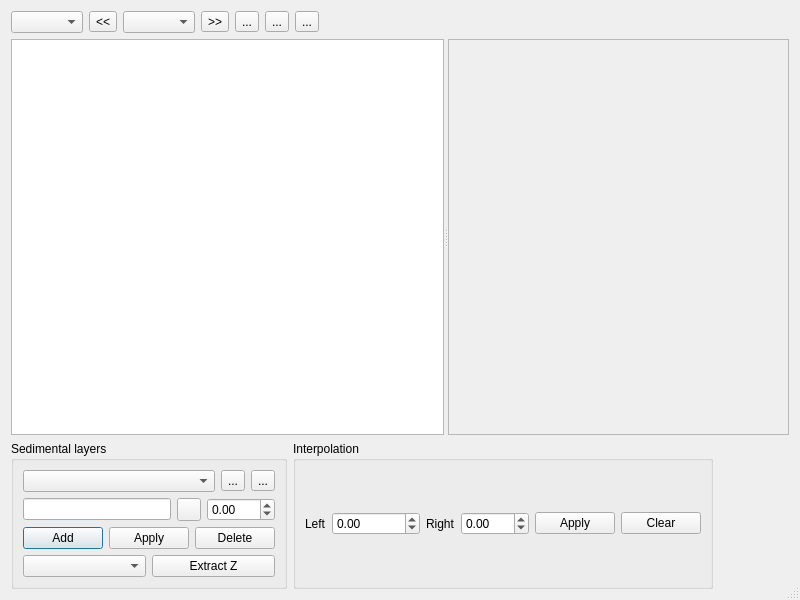
First picture: the form in PreCourlis/ui/profile_dialog_base.ui, repository nixsosx2032/PreCourlis, before the edit.
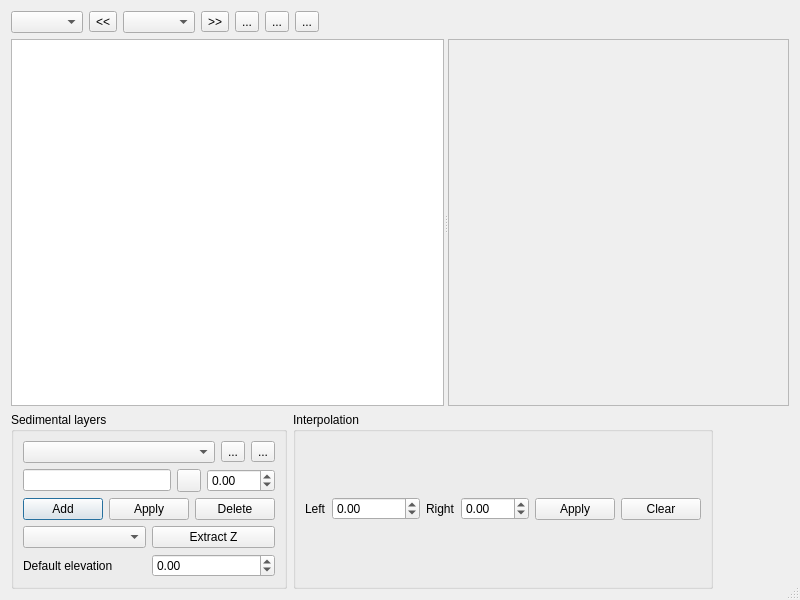
Second picture: the form after the edit. Custom widgets are drawn as their Qt base class.

Commit message: Add default elevation for the profile viewer

What changed in the file:
```diff
--- a/PreCourlis/ui/profile_dialog_base.ui
+++ b/PreCourlis/ui/profile_dialog_base.ui
@@ -314,6 +314,36 @@
           </item>
          </layout>
         </item>
+        <item>
+         <layout class="QHBoxLayout" name="horizontalLayout_6">
+          <item>
+           <widget class="QLabel" name="defaultElevationLabel">
+            <property name="text">
+             <string>Default elevation</string>
+            </property>
+           </widget>
+          </item>
+          <item>
+           <widget class="QgsDoubleSpinBox" name="defaultElevationQgsDoubleSpinBox">
+            <property name="minimum">
+             <double>-999999.000000000000000</double>
+            </property>
+            <property name="maximum">
+             <double>999999.000000000000000</double>
+            </property>
+            <property name="showClearButton">
+             <bool>true</bool>
+            </property>
+            <property name="clearValue">
+             <bool>true</bool>
+            </property>
+            <property name="expressionsEnabled">
+             <bool>false</bool>
+            </property>
+           </widget>
+          </item>
+         </layout>
+        </item>
        </layout>
       </widget>
      </item>
@@ -413,6 +443,11 @@
   </layout>
  </widget>
  <customwidgets>
+  <customwidget>
+   <class>QgsDoubleSpinBox</class>
+   <extends>QDoubleSpinBox</extends>
+   <header>qgsdoublespinbox.h</header>
+  </customwidget>
   <customwidget>
    <class>QgsMapLayerComboBox</class>
    <extends>QComboBox</extends>
```
The commit also changes 1 other file.
